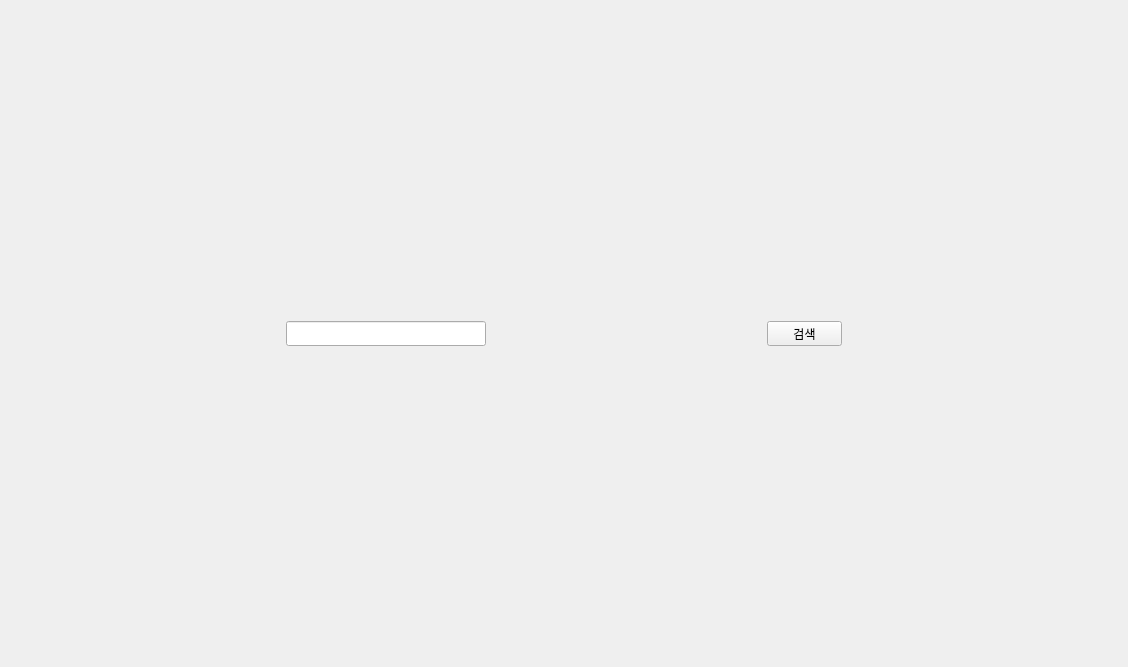
Above: tools/character_search/character_search.ui from Wseop/Qt_LoaTools before the change. Below: the same form after it.
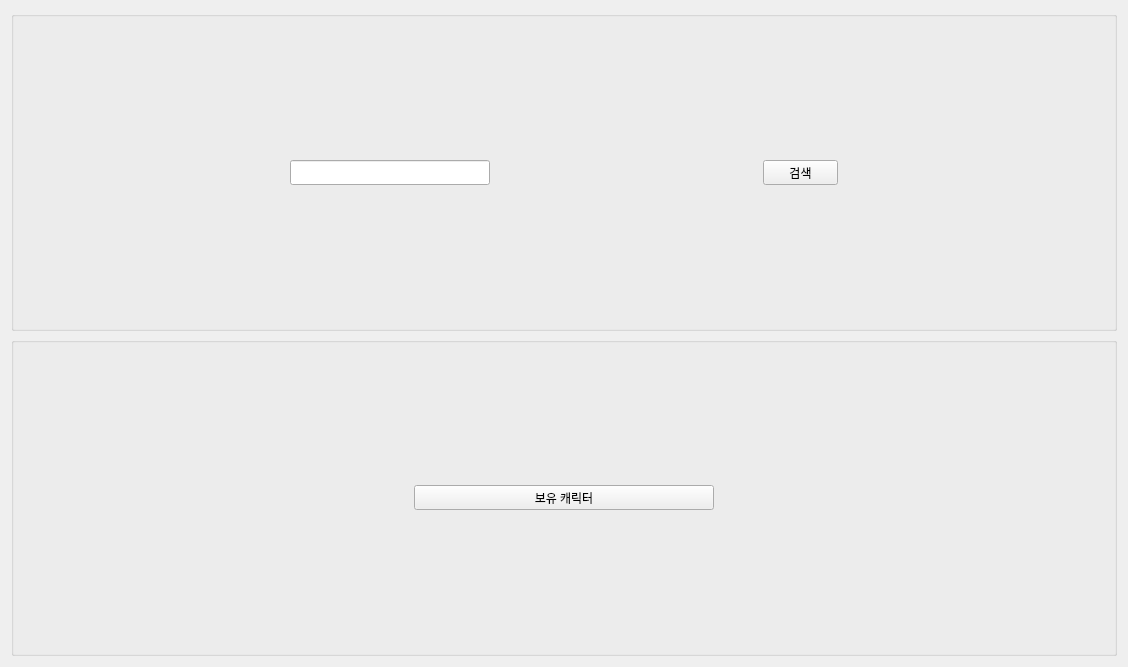
That is the form after the change.

Commit message: FEAT:Implement change character by Others

The edit to the form file:
```diff
--- a/tools/character_search/character_search.ui
+++ b/tools/character_search/character_search.ui
@@ -17,7 +17,14 @@
    <item>
     <layout class="QVBoxLayout" name="vLayoutMain">
      <item>
-      <layout class="QHBoxLayout" name="hLayoutSearch">
+      <widget class="QGroupBox" name="groupSearch">
+       <property name="title">
+        <string/>
+       </property>
+       <property name="alignment">
+        <set>Qt::AlignHCenter|Qt::AlignTop</set>
+       </property>
+       <layout class="QHBoxLayout" name="hLayoutGroupSearch">
        <item>
         <widget class="QLineEdit" name="leCharacterName">
          <property name="minimumSize">
@@ -54,9 +61,42 @@
         </widget>
        </item>
       </layout>
+      </widget>
      </item>
      <item>
-      <layout class="QHBoxLayout" name="hLayoutCharacter"/>
+      <widget class="QGroupBox" name="groupCharacter">
+       <property name="title">
+        <string/>
+       </property>
+       <property name="alignment">
+        <set>Qt::AlignHCenter|Qt::AlignTop</set>
+       </property>
+       <layout class="QHBoxLayout" name="hLayoutGroupCharacter">
+        <item>
+         <layout class="QVBoxLayout" name="vLayoutProfile">
+          <item>
+           <widget class="QPushButton" name="pbOthers">
+            <property name="minimumSize">
+             <size>
+              <width>300</width>
+              <height>25</height>
+             </size>
+            </property>
+            <property name="maximumSize">
+             <size>
+              <width>300</width>
+              <height>25</height>
+             </size>
+            </property>
+            <property name="text">
+             <string>보유 캐릭터</string>
+            </property>
+           </widget>
+          </item>
+         </layout>
+        </item>
+       </layout>
+      </widget>
      </item>
     </layout>
    </item>
```
Left out of the diff: 2 changed lines with no effect on the pictures. Lines whose indentation alone changed are shown as unchanged. The commit also changes 6 other files.
